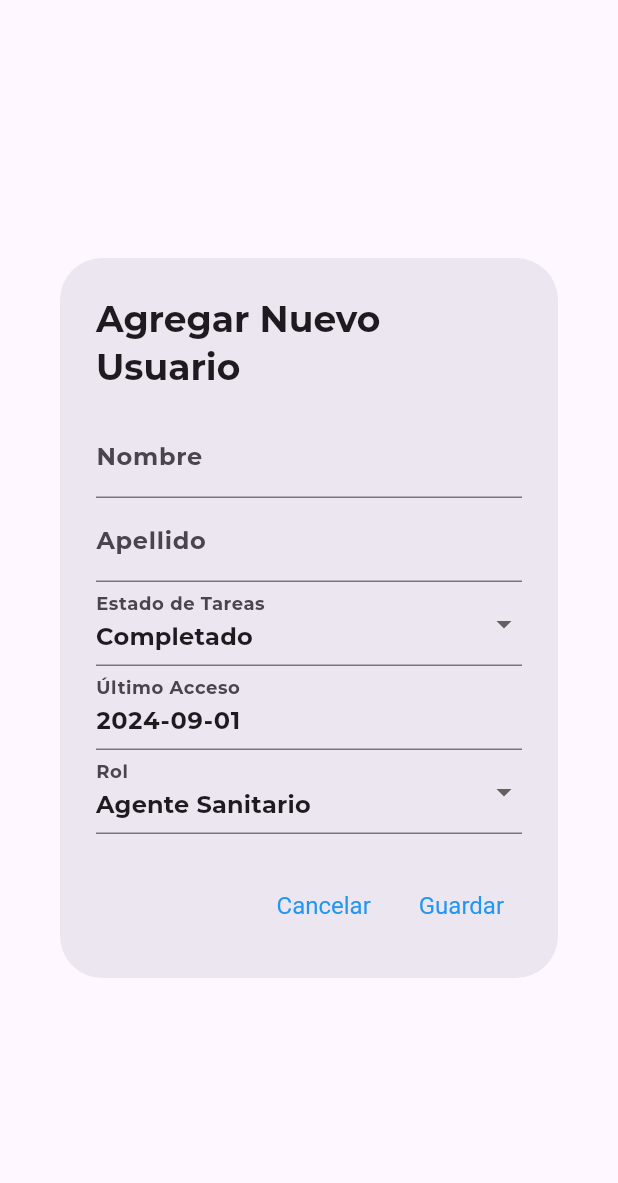
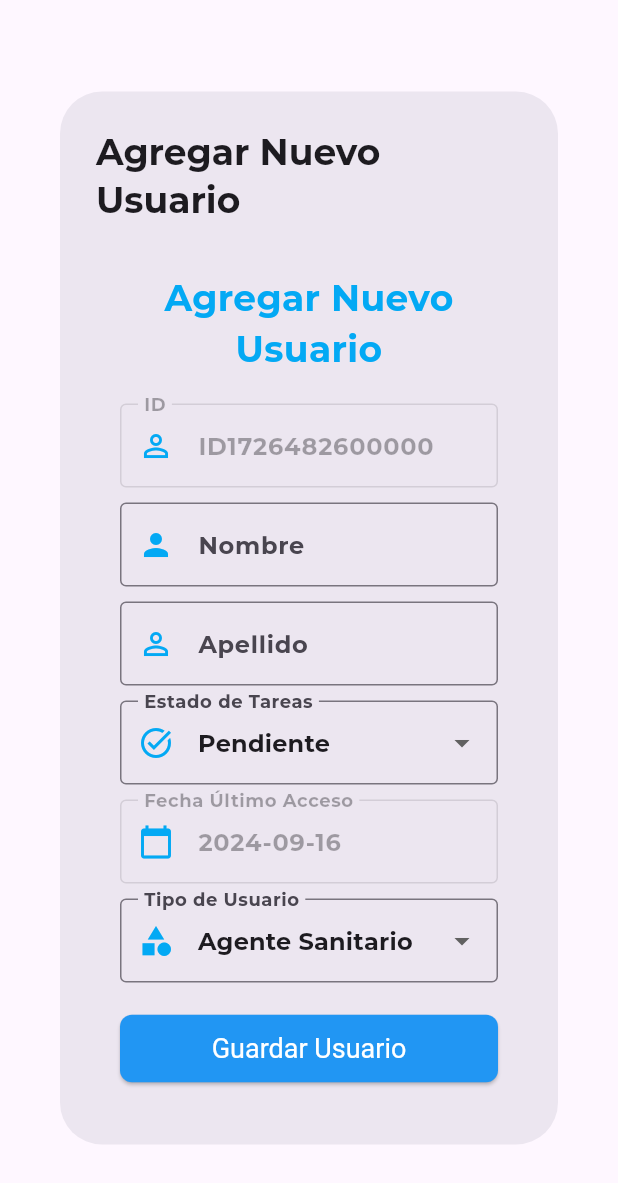
Before and after one commit to mati-avila/fisma_inso2, a Flutter app: the UserDialog widget shown alone on an empty page, opened directly with empty values, on a phone screen of 412 x 824 dp. Shown: the top 1183 px of the screen. Run offline on Flutter 3.47's test engine with Material 3 defaults, Android fonts, the light colour scheme and no system bars; our stand-ins replace flutter_map, latlong2; project files that could hold a hidden picture were left out.

Commit message:
modificacion de administrador

```diff
--- a/lib/administrador/add_user_form.dart
+++ b/lib/administrador/add_user_form.dart
@@ -1,7 +1,13 @@
 import 'package:flutter/material.dart';
-import 'package:intl/intl.dart'; // Para formatear la fecha
+import 'package:intl/intl.dart';
+import 'package:fisma_inso2/models/agent_model.dart';
 
 class AddUserForm extends StatefulWidget {
+  final Agent? agent;
+  final Function(Agent) onSave;
+
+  AddUserForm({this.agent, required this.onSave});
+
   @override
   _AddUserFormState createState() => _AddUserFormState();
 }
@@ -9,22 +15,49 @@ class AddUserForm extends StatefulWidget {
 class _AddUserFormState extends State<AddUserForm> {
   final _formKey = GlobalKey<FormState>();
   late String _id;
-  String _nombre = '';
-  String _apellido = '';
+  late TextEditingController _nombreController;
+  late TextEditingController _apellidoController;
   String _estadoDeTareas = 'Pendiente';
-  String _fechaUltimoAcceso = DateFormat('yyyy-MM-dd').format(DateTime.now()); // Fecha actual por defecto
+  late String _fechaUltimoAcceso;
   String _userType = 'Agente Sanitario';
 
   @override
   void initState() {
     super.initState();
-    _id = _generateId();
+    _id = widget.agent?.id ?? _generateId();
+    _nombreController = TextEditingController(text: widget.agent?.nombre ?? '');
+    _apellidoController = TextEditingController(text: widget.agent?.apellido ?? '');
+    _estadoDeTareas = widget.agent?.estadoDeTareas ?? 'Pendiente';
+    _fechaUltimoAcceso = widget.agent?.fechaUltimoAcceso ?? DateFormat('yyyy-MM-dd').format(DateTime.now());
+    _userType = widget.agent?.rol ?? 'Agente Sanitario';
+  }
+
+  @override
+  void dispose() {
+    _nombreController.dispose();
+    _apellidoController.dispose();
+    super.dispose();
   }
 
   String _generateId() {
-    // Lógica simple para generar un ID único basado en el timestamp actual
     final timestamp = DateTime.now().millisecondsSinceEpoch;
-    return 'ID${timestamp.toString()}';
+    return 'ID$timestamp';
+  }
+
+  void _submitForm() {
+    if (_formKey.currentState!.validate()) {
+      final newAgent = Agent(
+        id: _id,
+        nombre: _nombreController.text,
+        apellido: _apellidoController.text,
+        estadoDeTareas: _estadoDeTareas,
+        fechaUltimoAcceso: _fechaUltimoAcceso,
+        informeReciente: '',
+        rol: _userType,
+      );
+      widget.onSave(newAgent);
+      Navigator.of(context).pop(); // Cierra el formulario después de guardar
+    }
   }
 
   @override
@@ -39,7 +72,7 @@ class _AddUserFormState extends State<AddUserForm> {
           mainAxisSize: MainAxisSize.min,
           children: <Widget>[
             Text(
-              'Agregar Nuevo Usuario',
+              widget.agent != null ? 'Editar Usuario' : 'Agregar Nuevo Usuario',
               style: TextStyle(fontSize: 24, fontWeight: FontWeight.bold, color: Colors.lightBlue),
               textAlign: TextAlign.center,
             ),
@@ -50,11 +83,12 @@ class _AddUserFormState extends State<AddUserForm> {
                 border: OutlineInputBorder(),
                 prefixIcon: Icon(Icons.perm_identity, color: Colors.lightBlue),
               ),
-              initialValue: _id, // Muestra el ID generado
-              enabled: false,  // Campo deshabilitado, solo visible
+              initialValue: _id,
+              enabled: false,
             ),
             SizedBox(height: 10),
             TextFormField(
+              controller: _nombreController,
               decoration: InputDecoration(
                 labelText: 'Nombre',
                 border: OutlineInputBorder(),
@@ -66,10 +100,10 @@ class _AddUserFormState extends State<AddUserForm> {
                 }
                 return null;
               },
-              onSaved: (value) => _nombre = value!,
             ),
             SizedBox(height: 10),
             TextFormField(
+              controller: _apellidoController,
               decoration: InputDecoration(
                 labelText: 'Apellido',
                 border: OutlineInputBorder(),
@@ -81,7 +115,6 @@ class _AddUserFormState extends State<AddUserForm> {
                 }
                 return null;
               },
-              onSaved: (value) => _apellido = value!,
             ),
             SizedBox(height: 10),
             DropdownButtonFormField<String>(
@@ -111,8 +144,8 @@ class _AddUserFormState extends State<AddUserForm> {
                 border: OutlineInputBorder(),
                 prefixIcon: Icon(Icons.calendar_today, color: Colors.lightBlue),
               ),
-              initialValue: _fechaUltimoAcceso,  // Muestra la fecha de último acceso
-              enabled: false,  // Campo deshabilitado, solo visible
+              initialValue: _fechaUltimoAcceso,
+              enabled: false,
             ),
             SizedBox(height: 10),
             DropdownButtonFormField<String>(
@@ -137,18 +170,10 @@ class _AddUserFormState extends State<AddUserForm> {
             ),
             SizedBox(height: 20),
             ElevatedButton(
-              onPressed: () {
-                if (_formKey.currentState!.validate()) {
-                  _formKey.currentState!.save();
-                  // Aquí iría la lógica para guardar el usuario
-                  print('ID: $_id, Nombre: $_nombre, Apellido: $_apellido, '
-                      'Estado de Tareas: $_estadoDeTareas, Fecha Último Acceso: $_fechaUltimoAcceso, Tipo: $_userType');
-                  Navigator.pop(context);
-                }
-              },
+              onPressed: _submitForm,
               child: Padding(
                 padding: EdgeInsets.symmetric(vertical: 12),
-                child: Text('Agregar Usuario', style: TextStyle(fontSize: 18)),
+                child: Text('Guardar Usuario', style: TextStyle(fontSize: 18)),
               ),
               style: ElevatedButton.styleFrom(
                 shape: RoundedRectangleBorder(
--- a/lib/administrador/user_dialog.dart
+++ b/lib/administrador/user_dialog.dart
@@ -1,5 +1,6 @@
 import 'package:flutter/material.dart';
 import 'package:fisma_inso2/models/agent_model.dart';
+import 'add_user_form.dart';
 
 class UserDialog extends StatefulWidget {
   final Agent? agent;
@@ -12,117 +13,16 @@ class UserDialog extends StatefulWidget {
 }
 
 class _UserDialogState extends State<UserDialog> {
-  late String nombre;
-  late String apellido;
-  late String estadoDeTareas;
-  late String fechaUltimoAcceso;
-  late String rol;
-
-  @override
-  void initState() {
-    super.initState();
-    if (widget.agent != null) {
-      nombre = widget.agent!.nombre;
-      apellido = widget.agent!.apellido;
-      estadoDeTareas = widget.agent!.estadoDeTareas;
-      fechaUltimoAcceso = widget.agent!.fechaUltimoAcceso;
-      rol = widget.agent!.rol;
-    } else {
-      nombre = '';
-      apellido = '';
-      estadoDeTareas = 'Completado';
-      fechaUltimoAcceso = '2024-09-01';
-      rol = 'Agente Sanitario';
-    }
-  }
-
   @override
   Widget build(BuildContext context) {
     return AlertDialog(
-      title: Text(widget.agent != null ? 'Editar ${widget.agent!.rol}' : 'Agregar Nuevo Usuario'),
+      title: Text(widget.agent != null ? 'Editar Usuario' : 'Agregar Nuevo Usuario'),
       content: SingleChildScrollView(
-        child: Column(
-          mainAxisSize: MainAxisSize.min,
-          children: [
-            TextField(
-              decoration: InputDecoration(labelText: 'Nombre'),
-              controller: TextEditingController(text: nombre),
-              onChanged: (value) {
-                nombre = value;
-              },
-            ),
-            TextField(
-              decoration: InputDecoration(labelText: 'Apellido'),
-              controller: TextEditingController(text: apellido),
-              onChanged: (value) {
-                apellido = value;
-              },
-            ),
-            DropdownButtonFormField<String>(
-              decoration: InputDecoration(labelText: 'Estado de Tareas'),
-              value: estadoDeTareas,
-              items: <String>['Completado', 'Pendiente']
-                  .map((String value) {
-                return DropdownMenuItem<String>(
-                  value: value,
-                  child: Text(value),
-                );
-              }).toList(),
-              onChanged: (value) {
-                setState(() {
-                  estadoDeTareas = value!;
-                });
-              },
-            ),
-            TextField(
-              decoration: InputDecoration(labelText: 'Último Acceso'),
-              controller: TextEditingController(text: fechaUltimoAcceso),
-              onChanged: (value) {
-                fechaUltimoAcceso = value;
-              },
-            ),
-            DropdownButtonFormField<String>(
-              decoration: InputDecoration(labelText: 'Rol'),
-              value: rol,
-              items: <String>['Agente Sanitario', 'Supervisor']
-                  .map((String value) {
-                return DropdownMenuItem<String>(
-                  value: value,
-                  child: Text(value),
-                );
-              }).toList(),
-              onChanged: (value) {
-                setState(() {
-                  rol = value!;
-                });
-              },
-            ),
-          ],
+        child: AddUserForm(
+          agent: widget.agent,
+          onSave: widget.onSave,
         ),
       ),
-      actions: [
-        TextButton(
-          child: Text('Cancelar'),
-          onPressed: () {
-            Navigator.of(context).pop();
-          },
-        ),
-        TextButton(
-          child: Text('Guardar'),
-          onPressed: () {
-            final newAgent = Agent(
-              id: widget.agent?.id ?? 'ID${DateTime.now().millisecondsSinceEpoch}', // Generar ID si es nuevo
-              nombre: nombre,
-              apellido: apellido,
-              estadoDeTareas: estadoDeTareas,
-              fechaUltimoAcceso: fechaUltimoAcceso,
-              informeReciente: '', // Se puede agregar lógica para informe reciente
-              rol: rol,
-            );
-            widget.onSave(newAgent);
-          },
-        ),
-      ],
     );
   }
 }
--- a/lib/administrador/user_list_item.dart
+++ b/lib/administrador/user_list_item.dart
@@ -44,6 +44,7 @@ class UserListItem extends StatelessWidget {
                       agent: agent,
                       onSave: (updatedAgent) {
                         // Aquí iría la lógica para actualizar el usuario
+                        // Aquí deberías implementar la actualización del agente en la lista y en DataStorage
                         Navigator.of(context).pop();
                       },
                     );
```
Also changed, not shown: lib/administrador/admin_screen.dart (+23 -1 lines), lib/administrador/user_list.dart (+7 -19 lines).
